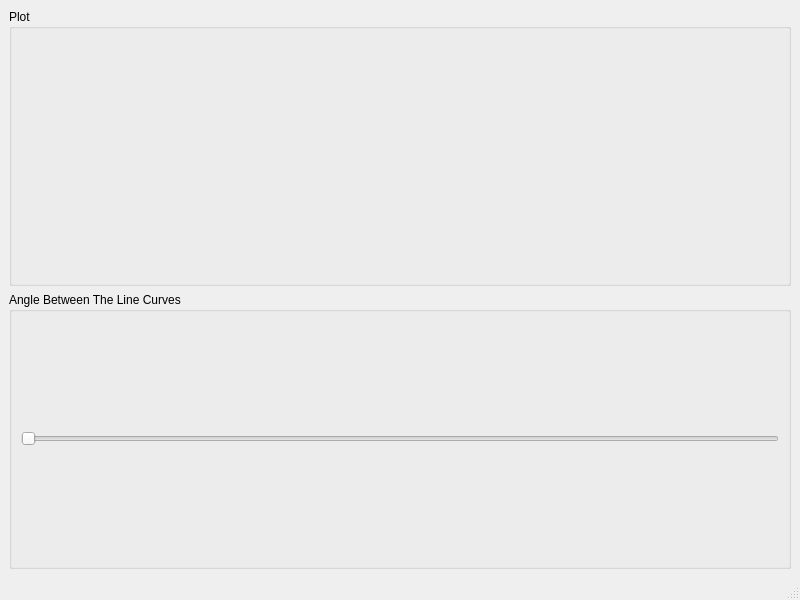
Above: mainwindow.ui from svagionitis/qwt-plot-curves-with-angle before the change. Below: the same form after it.
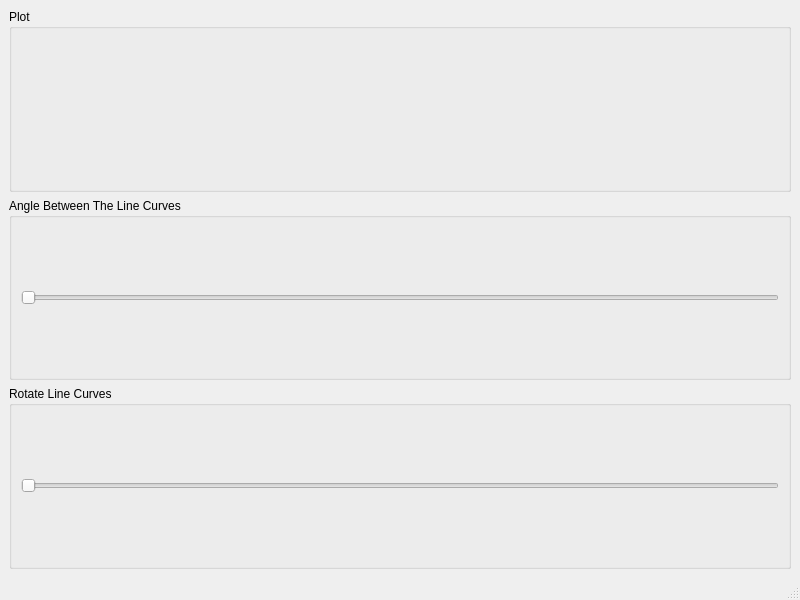
That is the form after the change. Custom widgets are drawn as their Qt base class.

Commit message: UI/mainwindow/PlotCurvesWithAngle: add a horizontal slider to rotate the lines

Patch:
```diff
--- a/mainwindow.ui
+++ b/mainwindow.ui
@@ -49,6 +49,22 @@
       </layout>
      </widget>
     </item>
+    <item>
+     <widget class="QGroupBox" name="rotateLineCurvesGroupBox">
+      <property name="title">
+       <string>Rotate Line Curves</string>
+      </property>
+      <layout class="QVBoxLayout" name="verticalLayout_4">
+       <item>
+        <widget class="QSlider" name="rotateLineCurvesHorizontalSlider">
+         <property name="orientation">
+          <enum>Qt::Horizontal</enum>
+         </property>
+        </widget>
+       </item>
+      </layout>
+     </widget>
+    </item>
    </layout>
   </widget>
   <widget class="QMenuBar" name="menubar">
```
The commit also changes 3 other files.
